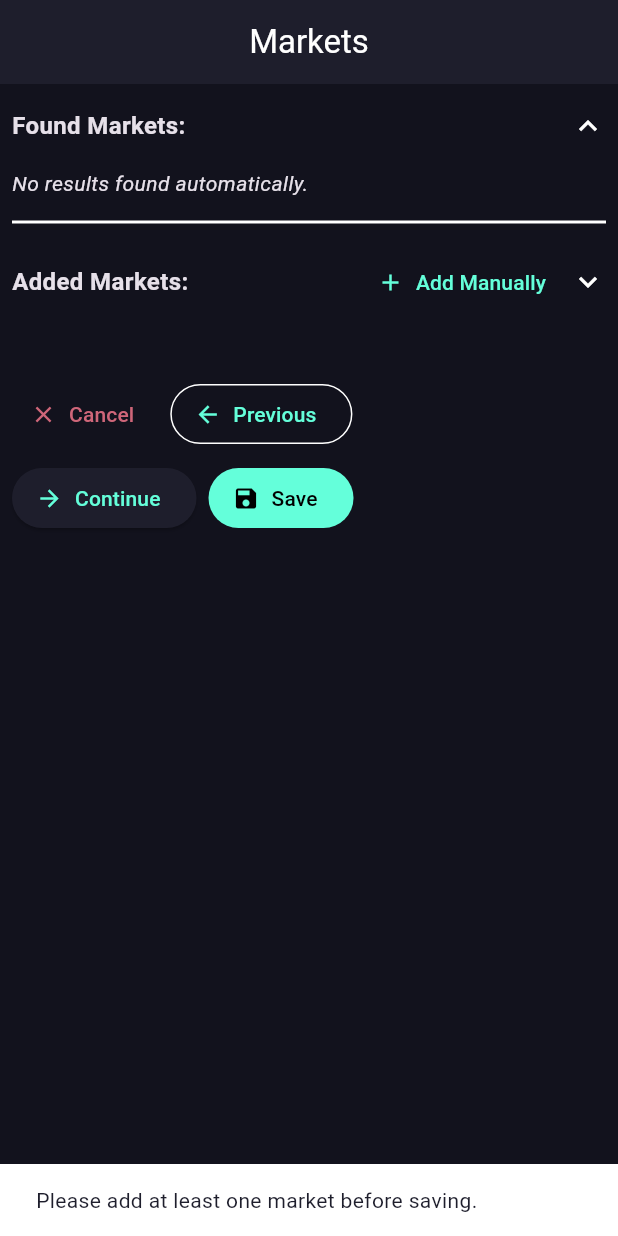
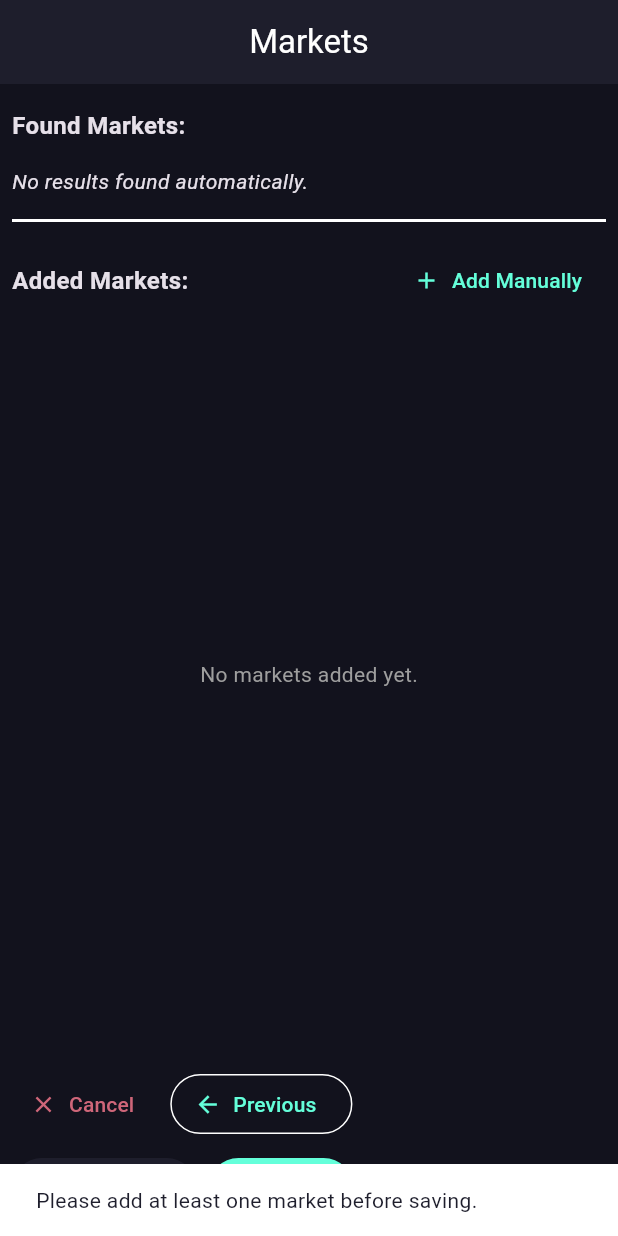
Before and after one commit to garrese/pocket-isins, a Flutter app: the MarketsStepScreen screen opened directly with empty values, after a tap on "Add Manually", after a tap on "Save", on a phone screen of 412 x 824 dp. Run offline on Flutter 3.47's test engine with Material 3 defaults, Android fonts, the phone set to English and light mode, and no system bars; our stand-ins replace dio, drift, file_picker, fl_chart, flutter_riverpod, flutter_secure_storage and 6 more; missing offline and left inert: sqlite3, talker_dio_logger; accounts and stored records are empty; generated files the repository leaves out were written again.

Commit message:
feat: improve ux in markets wizard step
- disable accordion toggle and keep both sections expanded simultaneously on tall screens
- indicate already-added items with a green checkmark icon in the search results list
- maintained the Add Manually button visibility as per requirements

Co-authored-by: garrese <49403460+garrese@users.noreply.github.com>

```diff
--- a/lib/features/portfolio/presentation/screens/markets_step_screen.dart
+++ b/lib/features/portfolio/presentation/screens/markets_step_screen.dart
@@ -328,6 +328,10 @@ class _MarketsStepScreenState extends ConsumerState<MarketsStepScreen> {
 
   @override
   Widget build(BuildContext context) {
+    final isTallScreen = MediaQuery.of(context).size.height > 800;
+    final showFound = isTallScreen || _isFoundExpanded;
+    final showAdded = isTallScreen || !_isFoundExpanded;
+
     return PopScope(
       canPop: false,
       onPopInvokedWithResult: (didPop, result) => _handleBackNavigation(didPop),
@@ -341,7 +345,9 @@ class _MarketsStepScreenState extends ConsumerState<MarketsStepScreen> {
             crossAxisAlignment: CrossAxisAlignment.stretch,
             children: [
               InkWell(
-                onTap: () {
+                onTap: isTallScreen
+                    ? null
+                    : () {
                         setState(() {
                           _isFoundExpanded = !_isFoundExpanded;
                         });
@@ -350,13 +356,14 @@ class _MarketsStepScreenState extends ConsumerState<MarketsStepScreen> {
                   padding: const EdgeInsets.symmetric(vertical: 8.0),
                   child: Row(
                     children: [
-                      Expanded(
-                        child: const Text(
+                      const Expanded(
+                        child: Text(
                           'Found Markets:',
                           style: TextStyle(
                               fontSize: 16, fontWeight: FontWeight.bold),
                         ),
                       ),
+                      if (!isTallScreen)
                         Icon(_isFoundExpanded
                             ? Icons.expand_less
                             : Icons.expand_more),
@@ -364,7 +371,7 @@ class _MarketsStepScreenState extends ConsumerState<MarketsStepScreen> {
                   ),
                 ),
               ),
-              if (_isFoundExpanded) ...[
+              if (showFound) ...[
                 if (_isLoading)
                   const Center(child: CircularProgressIndicator())
                 else if (_searchResults.isEmpty)
@@ -385,13 +392,19 @@ class _MarketsStepScreenState extends ConsumerState<MarketsStepScreen> {
                             q['longname'] ?? q['shortname'] ?? 'Unknown';
                         final symbol = q['symbol'] ?? 'Unknown';
 
+                        final isAlreadyAdded = widget.formData.tickers
+                            .any((t) => t.symbol == symbol);
+
                         return ListTile(
                           title: Text(name),
                           subtitle: Text('${q['exchange']} - $symbol'),
                           trailing: IconButton(
-                            icon: const Icon(
-                              Icons.add_circle,
-                              color: Colors.blue,
+                            icon: Icon(
+                              isAlreadyAdded
+                                  ? Icons.check_circle
+                                  : Icons.add_circle,
+                              color:
+                                  isAlreadyAdded ? Colors.green : Colors.blue,
                             ),
                             onPressed: () => _addMarketFromSearch(q),
                           ),
@@ -402,7 +415,9 @@ class _MarketsStepScreenState extends ConsumerState<MarketsStepScreen> {
               ],
               const Divider(thickness: 2),
               InkWell(
-                onTap: () {
+                onTap: isTallScreen
+                    ? null
+                    : () {
                         setState(() {
                           _isFoundExpanded = !_isFoundExpanded;
                         });
@@ -424,6 +439,7 @@ class _MarketsStepScreenState extends ConsumerState<MarketsStepScreen> {
                             icon: const Icon(Icons.add),
                             label: const Text('Add Manually'),
                           ),
+                          if (!isTallScreen)
                             Icon(!_isFoundExpanded
                                 ? Icons.expand_less
                                 : Icons.expand_more),
@@ -433,7 +449,7 @@ class _MarketsStepScreenState extends ConsumerState<MarketsStepScreen> {
                   ),
                 ),
               ),
-              if (!_isFoundExpanded) ...[
+              if (showAdded) ...[
                 Expanded(
                   child: widget.formData.tickers.isEmpty
                       ? const Center(
```
Lines whose indentation alone changed are shown as unchanged.
